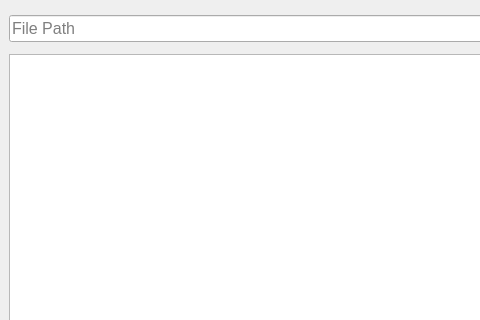
Old version of the form mainwindow.ui in the repository Dinosaur-MC/Picksrc; both pictures show x 0 to 480 and y 0 to 320 of the 1280 by 720 pixel window.
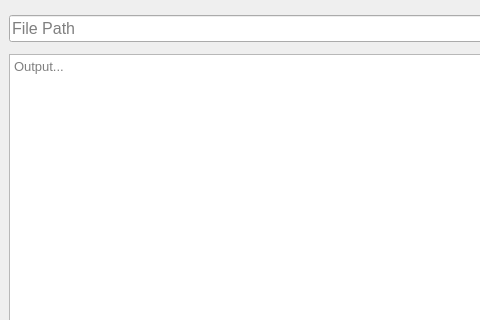
New version of the form.

Patch:
```diff
--- a/mainwindow.ui
+++ b/mainwindow.ui
@@ -217,6 +217,9 @@
       <property name="acceptRichText">
        <bool>false</bool>
       </property>
+      <property name="placeholderText">
+       <string>Output...</string>
+      </property>
      </widget>
     </item>
    </layout>
```
